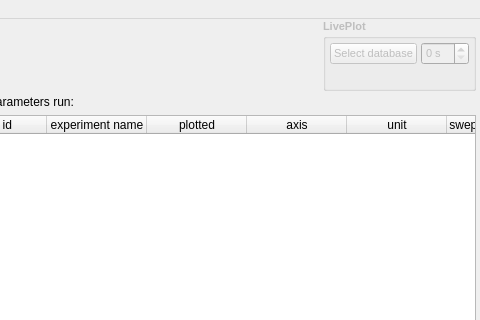
The window that pyplotter/ui/main.ui (pyplotter/pyplotter) describes before a commit, drawn with Qt 5; both pictures show x 544 to 1024 and y 0 to 320 of the 1024 by 612 pixel window.
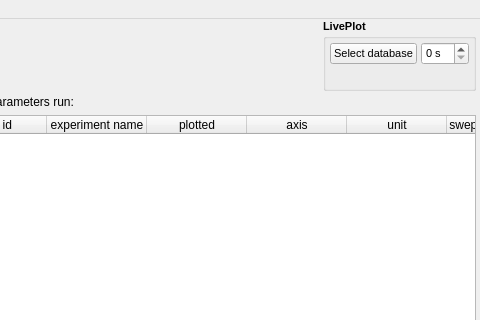
The same window after the commit. Custom widgets are drawn as their Qt base class.

```diff
--- a/pyplotter/ui/main.ui
+++ b/pyplotter/ui/main.ui
@@ -126,7 +126,7 @@
         <item>
          <widget class="QGroupBox" name="groupBoxLivePlot">
           <property name="enabled">
-           <bool>false</bool>
+           <bool>true</bool>
           </property>
           <property name="maximumSize">
            <size>
@@ -168,7 +168,7 @@
              <item>
               <widget class="QPushButton" name="pushButtonLivePlot">
                <property name="enabled">
-                <bool>false</bool>
+                <bool>true</bool>
                </property>
                <property name="maximumSize">
                 <size>
@@ -190,7 +190,7 @@
              <item>
               <widget class="QSpinBox" name="spinBoxLivePlot">
                <property name="enabled">
-                <bool>false</bool>
+                <bool>true</bool>
                </property>
                <property name="minimumSize">
                 <size>
```
Left out of the diff: 2 changed lines with no effect on the pictures.
